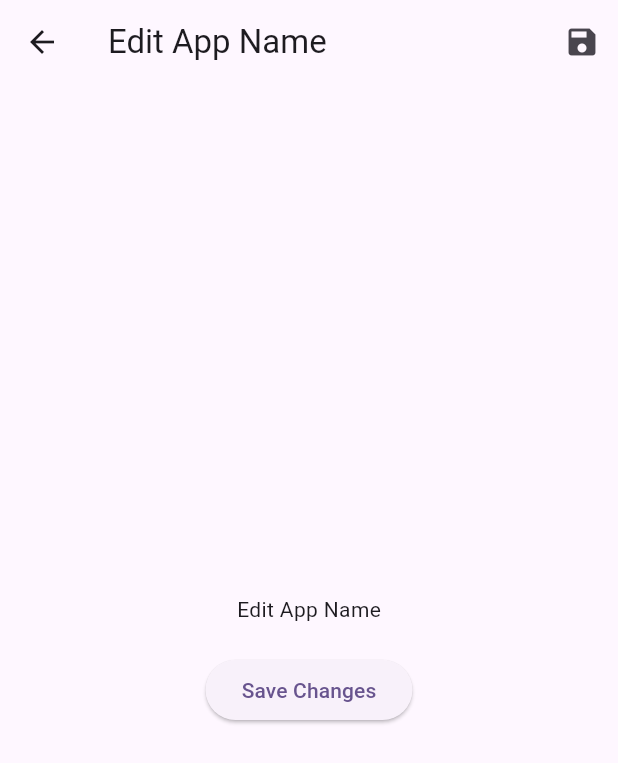
After one commit to ketsuna-org/bot-creator, a Flutter app: the AppEditPage screen opened directly, on a phone screen of 412 x 824 dp. The commit adds this screen. Shown: the top 763 px of the screen. Run offline on Flutter 3.47's test engine with Material 3 defaults, Android fonts, the phone set to English and light mode, and no system bars; our stand-ins replace sqflite; accounts and stored records are empty.

Commit message:
Ajout de la page de modification d'application et amélioration de l'affichage des éléments sur la page d'accueil.

```diff
--- /dev/null
+++ b/lib/routes/app.edit.dart
@@ -0,0 +1,45 @@
+import 'package:flutter/material.dart';
+
+class AppEditPage extends StatefulWidget {
+  final String appName;
+  const AppEditPage({super.key, this.appName = "App Name"});
+
+  @override
+  State<AppEditPage> createState() => _AppEditPageState();
+}
+
+class _AppEditPageState extends State<AppEditPage> {
+  @override
+  Widget build(BuildContext context) {
+    return Scaffold(
+      appBar: AppBar(
+        title: Text("Edit ${widget.appName}"),
+        actions: [
+          IconButton(
+            icon: const Icon(Icons.save),
+            onPressed: () {
+              // Handle save action
+              Navigator.pop(context);
+            },
+          ),
+        ],
+      ),
+      body: Center(
+        child: Column(
+          mainAxisAlignment: MainAxisAlignment.center,
+          children: <Widget>[
+            Text("Edit ${widget.appName}"),
+            const SizedBox(height: 20),
+            ElevatedButton(
+              onPressed: () {
+                Navigator.pop(context);
+                // Handle button press
+              },
+              child: const Text("Save Changes"),
+            ),
+          ],
+        ),
+      ),
+    );
+  }
+}
```
Also changed, not shown: lib/routes/home.dart (+29 -1 lines).
